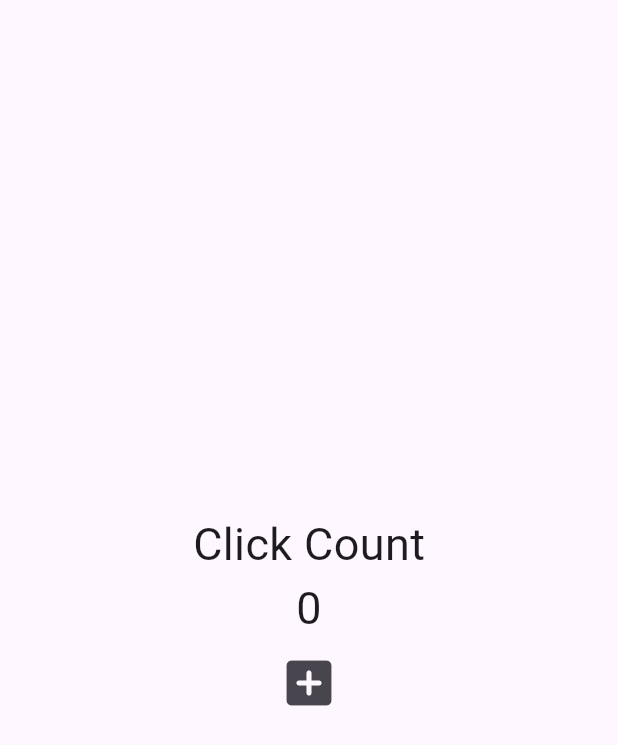
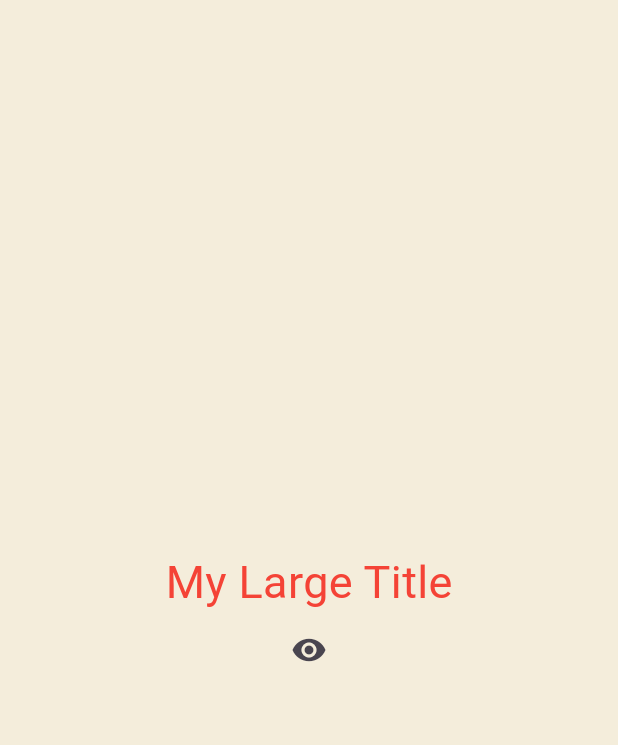
Before and after one commit to kanghowoo/flutter-study, a Flutter app: the screen it shows after launch, on a phone screen of 412 x 824 dp. Shown: the top 745 px of the screen. Run offline on Flutter 3.47's test engine with Material 3 defaults, Android fonts, the phone set to English and light mode, and no system bars.

Commit message:
feat: toggle icon (stateful widget lifecycle)

```diff
--- a/stateful_widget/lib/main.dart
+++ b/stateful_widget/lib/main.dart
@@ -12,36 +12,34 @@ class MainApp extends StatefulWidget {
 }
 
 class _MainAppState extends State<MainApp> {
-  int counter = 0;
+  bool showTitle = true;
 
-  void onClicked() {
+  void toggleTitle() {
     setState(() {
-      counter = counter + 1;
+      showTitle = !showTitle;
     });
   }
 
   @override
   Widget build(BuildContext context) {
     return MaterialApp(
+      theme: ThemeData(
+        textTheme: const TextTheme(
+          titleLarge: TextStyle(
+            color: Colors.red,
+          ),
+        ),
+      ),
       home: Scaffold(
+        backgroundColor: const Color(0xFFF4EDDB),
         body: Center(
           child: Column(
             mainAxisAlignment: MainAxisAlignment.center,
             children: [
-              const Text(
-                'Click Count',
-                style: TextStyle(fontSize: 30),
-              ),
-              Text(
-                '$counter',
-                style: const TextStyle(fontSize: 30),
-              ),
+              showTitle ? const MyLargeTitle() : const Text('noting'),
               IconButton(
-                iconSize: 40,
-                onPressed: onClicked,
-                icon: const Icon(
-                  Icons.add_box_rounded,
-                ),
+                onPressed: toggleTitle,
+                icon: const Icon(Icons.remove_red_eye),
               ),
             ],
           ),
@@ -50,3 +48,39 @@ class _MainAppState extends State<MainApp> {
     );
   }
 }
+
+class MyLargeTitle extends StatefulWidget {
+  const MyLargeTitle({
+    super.key,
+  });
+
+  @override
+  State<MyLargeTitle> createState() => _MyLargeTitleState();
+}
+
+class _MyLargeTitleState extends State<MyLargeTitle> {
+  @override
+  void initState() {
+    super.initState();
+    print('initState');
+  }
+
+  @override
+  void dispose() {
+    // TODO: implement dispose
+    super.dispose();
+    print('dispose!');
+  }
+
+  @override
+  Widget build(BuildContext context) {
+    print('build');
+    return Text(
+      'My Large Title',
+      style: TextStyle(
+        fontSize: 30,
+        color: Theme.of(context).textTheme.titleLarge?.color,
+      ),
+    );
+  }
+}
```
